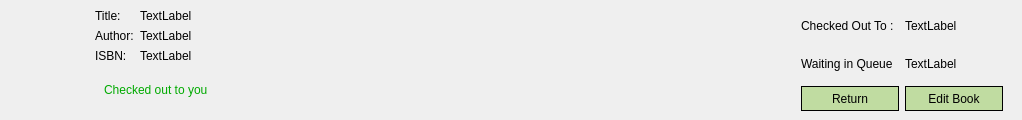
Before: the Qt Designer form viewBookItem.ui in Mr-Beastman/CS106_A2, drawn with Qt 5.
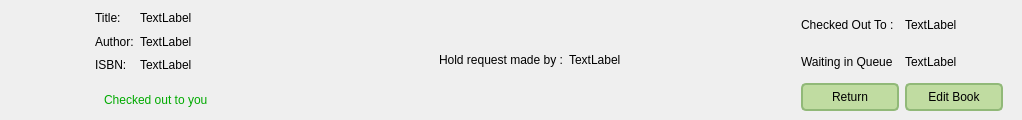
After: the same form once the commit is applied. The open tabs and pages were chosen to show the change.

Patch:
```diff
--- a/viewBookItem.ui
+++ b/viewBookItem.ui
@@ -31,7 +31,31 @@
   <property name="windowTitle">
    <string>Form</string>
   </property>
-  <layout class="QHBoxLayout" name="horizontalLayout" stretch="2,1,0">
+  <property name="styleSheet">
+   <string notr="true">QPushButton {
+    padding: 5px 10px;
+    border-radius: 5px;
+    outline: none;
+    color: rgb(0, 0, 0);
+    font: 700 9pt &quot;Segoe UI&quot;;
+    background-color: rgb(192, 220, 161);
+    border: 2px solid rgb(145, 185, 120);
+}
+
+QPushButton:hover {
+    background-color: rgb(161, 184, 135); 
+    border: 2px solid rgb(130, 165, 110); 
+}
+
+QPushButton:pressed {
+    background-color: rgb(145, 165, 120);
+    border: 2px solid rgb(130, 155, 100); 
+    padding-top: 10px; 
+    padding-bottom: 6px; 
+}
+</string>
+  </property>
+  <layout class="QHBoxLayout" name="horizontalLayout" stretch="2,1,1,0">
    <property name="leftMargin">
     <number>10</number>
    </property>
@@ -110,9 +134,21 @@
    </item>
    <item>
     <widget class="QWidget" name="infoLayout" native="true">
-     <layout class="QVBoxLayout" name="verticalLayout_2">
+     <layout class="QVBoxLayout" name="verticalLayout_2" stretch="0,1">
+      <property name="leftMargin">
+       <number>9</number>
+      </property>
+      <property name="topMargin">
+       <number>9</number>
+      </property>
+      <property name="bottomMargin">
+       <number>0</number>
+      </property>
       <item>
        <layout class="QGridLayout" name="infoGridLayout" columnstretch="0,1" columnminimumwidth="0,0">
+        <property name="verticalSpacing">
+         <number>6</number>
+        </property>
         <item row="1" column="0">
          <widget class="QLabel" name="authorLabel">
           <property name="styleSheet">
@@ -195,6 +231,12 @@
       </item>
       <item>
        <widget class="QStackedWidget" name="availabilityWidget">
+        <property name="maximumSize">
+         <size>
+          <width>16777215</width>
+          <height>40</height>
+         </size>
+        </property>
         <property name="currentIndex">
          <number>3</number>
         </property>
@@ -322,6 +364,36 @@
      </layout>
     </widget>
    </item>
+   <item>
+    <layout class="QHBoxLayout" name="requestLayout" stretch="0,1">
+     <item>
+      <widget class="QLabel" name="requestLabel">
+       <property name="styleSheet">
+        <string notr="true">#requestLabel{
+    font: 700 12pt &quot;Segoe UI&quot;;
+    color: rgb(0, 0, 0);
+}</string>
+       </property>
+       <property name="text">
+        <string>Hold request made by :</string>
+       </property>
+      </widget>
+     </item>
+     <item>
+      <widget class="QLabel" name="requestOutputLabel">
+       <property name="styleSheet">
+        <string notr="true">#requestOutputLabel{
+    font: 700 12pt &quot;Segoe UI&quot;;
+    color: rgb(0, 0, 0);
+}</string>
+       </property>
+       <property name="text">
+        <string>TextLabel</string>
+       </property>
+      </widget>
+     </item>
+    </layout>
+   </item>
    <item>
     <widget class="QStackedWidget" name="optionsStackedWidget">
      <property name="styleSheet">
@@ -427,12 +499,7 @@
           </size>
          </property>
          <property name="styleSheet">
-          <string notr="true">#editButton{
-	border: 1px solid;
-	color: rgb(0, 0, 0);
-	font: 700 9pt &quot;Segoe UI&quot;;
-	background-color: rgb(192, 220, 161);
-}</string>
+          <string notr="true"/>
          </property>
          <property name="text">
           <string>Edit Book</string>
@@ -448,12 +515,7 @@
           </size>
          </property>
          <property name="styleSheet">
-          <string notr="true">#returnButton{
-	border: 1px solid;
-	color: rgb(0, 0, 0);
-	font: 700 9pt &quot;Segoe UI&quot;;
-	background-color: rgb(192, 220, 161);
-}</string>
+          <string notr="true"/>
          </property>
          <property name="text">
           <string>Return</string>
```
Left out of the diff: 51 changed lines with no effect on the pictures.
